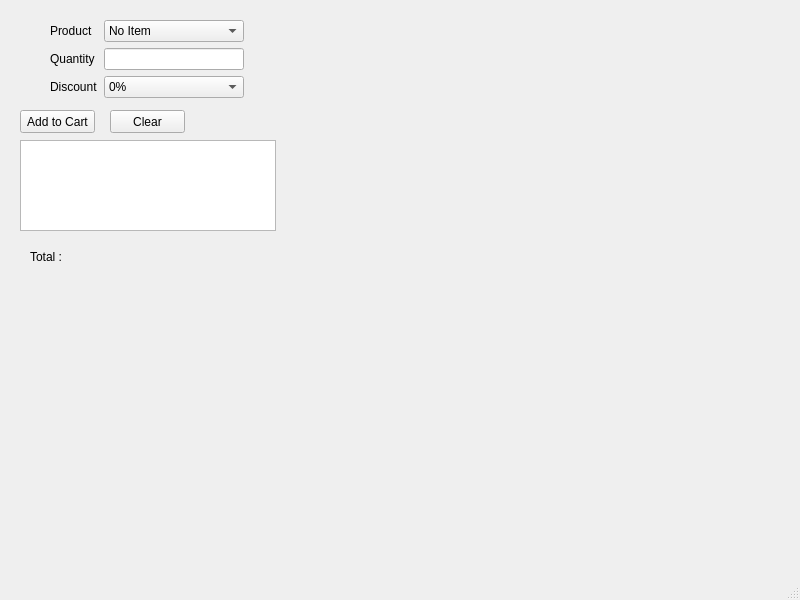
The window that design.ui (gedeManik/pv25-week4) describes before a commit, drawn with Qt 5.
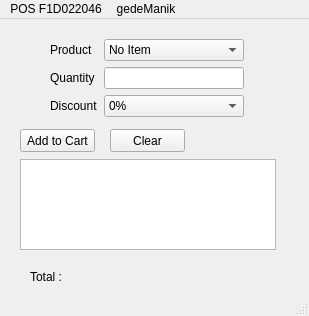
The same window after the commit.

Patch:
```diff
--- a/design.ui
+++ b/design.ui
@@ -6,8 +6,8 @@
    <rect>
     <x>0</x>
     <y>0</y>
-    <width>800</width>
-    <height>600</height>
+    <width>309</width>
+    <height>316</height>
    </rect>
   </property>
   <property name="windowTitle">
@@ -156,8 +156,8 @@
       <rect>
        <x>30</x>
        <y>250</y>
-       <width>47</width>
-       <height>13</height>
+       <width>241</width>
+       <height>16</height>
       </rect>
      </property>
      <property name="text">
@@ -171,10 +171,22 @@
     <rect>
      <x>0</x>
      <y>0</y>
-     <width>800</width>
+     <width>309</width>
      <height>21</height>
     </rect>
    </property>
+   <widget class="QMenu" name="menuPOS_F1D022046">
+    <property name="title">
+     <string>POS F1D022046</string>
+    </property>
+   </widget>
+   <widget class="QMenu" name="menugedeManik">
+    <property name="title">
+     <string>gedeManik</string>
+    </property>
+   </widget>
+   <addaction name="menuPOS_F1D022046"/>
+   <addaction name="menugedeManik"/>
   </widget>
   <widget class="QStatusBar" name="statusbar"/>
  </widget>
```
